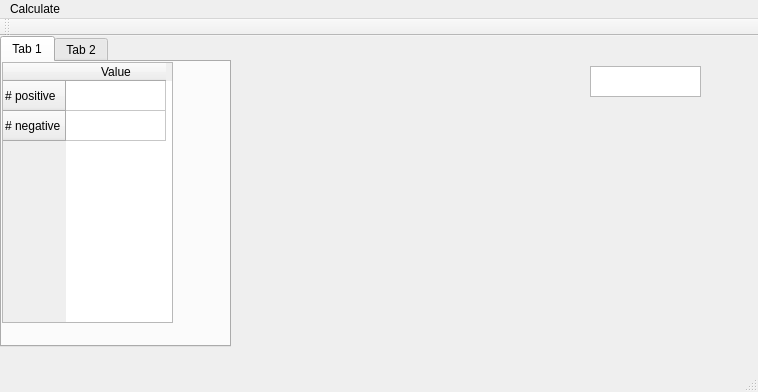
This is mainwindow.ui in burakulgut/Test as Qt 5 draws it before an edit. The edited form follows.
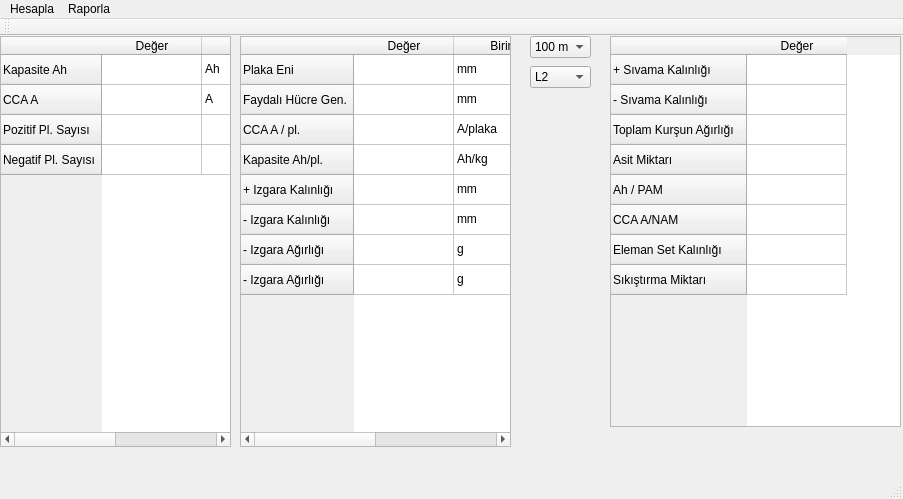
This is the edited form. Icons and pictures are not drawn.

Commit message: UI changes -- three tables

The edit to the form file:
```diff
--- a/mainwindow.ui
+++ b/mainwindow.ui
@@ -6,77 +6,19 @@
    <rect>
     <x>0</x>
     <y>0</y>
-    <width>758</width>
-    <height>392</height>
+    <width>903</width>
+    <height>499</height>
    </rect>
   </property>
   <property name="windowTitle">
    <string>İnci Akü Tasarım</string>
   </property>
   <widget class="QWidget" name="centralWidget">
-   <widget class="QTextEdit" name="textEdit">
-    <property name="geometry">
-     <rect>
-      <x>590</x>
-      <y>30</y>
-      <width>111</width>
-      <height>31</height>
-     </rect>
-    </property>
-   </widget>
-   <widget class="QTabWidget" name="tabWidget">
-    <property name="geometry">
-     <rect>
-      <x>0</x>
-      <y>0</y>
-      <width>231</width>
-      <height>311</height>
-     </rect>
-    </property>
-    <property name="currentIndex">
-     <number>0</number>
-    </property>
-    <widget class="QWidget" name="tab">
-     <attribute name="title">
-      <string>Tab 1</string>
-     </attribute>
-     <widget class="QTableWidget" name="tableWidget">
-      <property name="geometry">
-       <rect>
-        <x>0</x>
-        <y>0</y>
-        <width>171</width>
-        <height>261</height>
-       </rect>
-      </property>
-      <row>
-       <property name="text">
-        <string># positive</string>
-       </property>
-      </row>
-      <row>
-       <property name="text">
-        <string># negative</string>
-       </property>
-      </row>
-      <column>
-       <property name="text">
-        <string>Value</string>
-       </property>
-      </column>
-     </widget>
-    </widget>
-    <widget class="QWidget" name="tab_2">
-     <attribute name="title">
-      <string>Tab 2</string>
-     </attribute>
-    </widget>
-   </widget>
    <widget class="QLabel" name="label">
     <property name="geometry">
      <rect>
-      <x>630</x>
-      <y>290</y>
+      <x>780</x>
+      <y>400</y>
       <width>121</width>
       <height>41</height>
      </rect>
@@ -91,23 +33,393 @@
      <bool>true</bool>
     </property>
    </widget>
+   <widget class="QTableWidget" name="tableWidget">
+    <property name="geometry">
+     <rect>
+      <x>0</x>
+      <y>0</y>
+      <width>231</width>
+      <height>411</height>
+     </rect>
+    </property>
+    <property name="minimumSize">
+     <size>
+      <width>0</width>
+      <height>0</height>
+     </size>
+    </property>
+    <property name="sizeAdjustPolicy">
+     <enum>QAbstractScrollArea::AdjustToContentsOnFirstShow</enum>
+    </property>
+    <row>
+     <property name="text">
+      <string>Kapasite Ah</string>
+     </property>
+    </row>
+    <row>
+     <property name="text">
+      <string>CCA A</string>
+     </property>
+    </row>
+    <row>
+     <property name="text">
+      <string>Pozitif Pl. Sayısı</string>
+     </property>
+    </row>
+    <row>
+     <property name="text">
+      <string>Negatif Pl. Sayısı</string>
+     </property>
+    </row>
+    <column>
+     <property name="text">
+      <string>Değer</string>
+     </property>
+     <property name="textAlignment">
+      <set>AlignHCenter|AlignVCenter|AlignCenter</set>
+     </property>
+    </column>
+    <column>
+     <property name="text">
+      <string>Birim</string>
+     </property>
+    </column>
+    <item row="0" column="0">
+     <property name="text">
+      <string/>
+     </property>
+     <property name="textAlignment">
+      <set>AlignHCenter|AlignVCenter|AlignCenter</set>
+     </property>
+    </item>
+    <item row="0" column="1">
+     <property name="text">
+      <string>Ah</string>
+     </property>
+     <property name="textAlignment">
+      <set>AlignLeft|AlignVCenter</set>
+     </property>
+    </item>
+    <item row="1" column="0">
+     <property name="text">
+      <string/>
+     </property>
+     <property name="textAlignment">
+      <set>AlignHCenter|AlignVCenter|AlignCenter</set>
+     </property>
+    </item>
+    <item row="1" column="1">
+     <property name="text">
+      <string>A</string>
+     </property>
+    </item>
+    <item row="2" column="0">
+     <property name="text">
+      <string/>
+     </property>
+     <property name="textAlignment">
+      <set>AlignHCenter|AlignVCenter|AlignCenter</set>
+     </property>
+    </item>
+    <item row="3" column="0">
+     <property name="text">
+      <string/>
+     </property>
+     <property name="textAlignment">
+      <set>AlignHCenter|AlignVCenter|AlignCenter</set>
+     </property>
+    </item>
+   </widget>
+   <widget class="QComboBox" name="comboBox">
+    <property name="geometry">
+     <rect>
+      <x>530</x>
+      <y>30</y>
+      <width>61</width>
+      <height>22</height>
+     </rect>
+    </property>
+    <item>
+     <property name="text">
+      <string>L2</string>
+     </property>
+    </item>
+    <item>
+     <property name="text">
+      <string>L3</string>
+     </property>
+    </item>
+    <item>
+     <property name="text">
+      <string>L4</string>
+     </property>
+    </item>
+    <item>
+     <property name="text">
+      <string>L5</string>
+     </property>
+    </item>
+    <item>
+     <property name="text">
+      <string>D28</string>
+     </property>
+    </item>
+    <item>
+     <property name="text">
+      <string>D31</string>
+     </property>
+    </item>
+   </widget>
+   <widget class="QTableWidget" name="tableWidget_2">
+    <property name="geometry">
+     <rect>
+      <x>240</x>
+      <y>0</y>
+      <width>271</width>
+      <height>411</height>
+     </rect>
+    </property>
+    <row>
+     <property name="text">
+      <string>Plaka Eni</string>
+     </property>
+    </row>
+    <row>
+     <property name="text">
+      <string>Faydalı Hücre Gen.</string>
+     </property>
+    </row>
+    <row>
+     <property name="text">
+      <string>CCA A / pl.</string>
+     </property>
+    </row>
+    <row>
+     <property name="text">
+      <string>Kapasite Ah/pl.</string>
+     </property>
+    </row>
+    <row>
+     <property name="text">
+      <string>+ Izgara Kalınlığı</string>
+     </property>
+    </row>
+    <row>
+     <property name="text">
+      <string>- Izgara Kalınlığı</string>
+     </property>
+    </row>
+    <row>
+     <property name="text">
+      <string>- Izgara Ağırlığı</string>
+     </property>
+    </row>
+    <row>
+     <property name="text">
+      <string>- Izgara Ağırlığı</string>
+     </property>
+    </row>
+    <column>
+     <property name="text">
+      <string>Değer</string>
+     </property>
+    </column>
+    <column>
+     <property name="text">
+      <string>Birim</string>
+     </property>
+    </column>
+    <item row="0" column="0">
+     <property name="text">
+      <string/>
+     </property>
+     <property name="textAlignment">
+      <set>AlignHCenter|AlignVCenter|AlignCenter</set>
+     </property>
+    </item>
+    <item row="0" column="1">
+     <property name="text">
+      <string>mm</string>
+     </property>
+    </item>
+    <item row="1" column="0">
+     <property name="textAlignment">
+      <set>AlignHCenter|AlignVCenter|AlignCenter</set>
+     </property>
+    </item>
+    <item row="1" column="1">
+     <property name="text">
+      <string>mm</string>
+     </property>
+    </item>
+    <item row="2" column="0">
+     <property name="textAlignment">
+      <set>AlignHCenter|AlignVCenter|AlignCenter</set>
+     </property>
+    </item>
+    <item row="2" column="1">
+     <property name="text">
+      <string>A/plaka</string>
+     </property>
+    </item>
+    <item row="3" column="0">
+     <property name="textAlignment">
+      <set>AlignHCenter|AlignVCenter|AlignCenter</set>
+     </property>
+    </item>
+    <item row="3" column="1">
+     <property name="text">
+      <string>Ah/kg</string>
+     </property>
+    </item>
+    <item row="4" column="0">
+     <property name="textAlignment">
+      <set>AlignHCenter|AlignVCenter|AlignCenter</set>
+     </property>
+    </item>
+    <item row="4" column="1">
+     <property name="text">
+      <string>mm</string>
+     </property>
+    </item>
+    <item row="5" column="0">
+     <property name="text">
+      <string/>
+     </property>
+     <property name="textAlignment">
+      <set>AlignHCenter|AlignVCenter|AlignCenter</set>
+     </property>
+    </item>
+    <item row="5" column="1">
+     <property name="text">
+      <string>mm</string>
+     </property>
+    </item>
+    <item row="6" column="0">
+     <property name="textAlignment">
+      <set>AlignHCenter|AlignVCenter|AlignCenter</set>
+     </property>
+    </item>
+    <item row="6" column="1">
+     <property name="text">
+      <string>g</string>
+     </property>
+    </item>
+    <item row="7" column="0">
+     <property name="textAlignment">
+      <set>AlignHCenter|AlignVCenter|AlignCenter</set>
+     </property>
+    </item>
+    <item row="7" column="1">
+     <property name="text">
+      <string>g</string>
+     </property>
+    </item>
+   </widget>
+   <widget class="QComboBox" name="comboBox_2">
+    <property name="geometry">
+     <rect>
+      <x>530</x>
+      <y>0</y>
+      <width>61</width>
+      <height>22</height>
+     </rect>
+    </property>
+    <item>
+     <property name="text">
+      <string>100 mm</string>
+     </property>
+    </item>
+    <item>
+     <property name="text">
+      <string>115 mm</string>
+     </property>
+    </item>
+    <item>
+     <property name="text">
+      <string>128 mm</string>
+     </property>
+    </item>
+   </widget>
+   <widget class="QTableWidget" name="tableWidget_3">
+    <property name="geometry">
+     <rect>
+      <x>610</x>
+      <y>0</y>
+      <width>291</width>
+      <height>391</height>
+     </rect>
+    </property>
+    <row>
+     <property name="text">
+      <string>+ Sıvama Kalınlığı</string>
+     </property>
+    </row>
+    <row>
+     <property name="text">
+      <string>- Sıvama Kalınlığı</string>
+     </property>
+    </row>
+    <row>
+     <property name="text">
+      <string>Toplam Kurşun Ağırlığı</string>
+     </property>
+    </row>
+    <row>
+     <property name="text">
+      <string>Asit Miktarı</string>
+     </property>
+    </row>
+    <row>
+     <property name="text">
+      <string>Ah / PAM</string>
+     </property>
+    </row>
+    <row>
+     <property name="text">
+      <string>CCA A/NAM</string>
+     </property>
+    </row>
+    <row>
+     <property name="text">
+      <string>Eleman Set Kalınlığı</string>
+     </property>
+    </row>
+    <row>
+     <property name="text">
+      <string>Sıkıştırma Miktarı</string>
+     </property>
+    </row>
+    <column>
+     <property name="text">
+      <string>Değer</string>
+     </property>
+    </column>
+   </widget>
   </widget>
   <widget class="QMenuBar" name="menuBar">
    <property name="geometry">
     <rect>
      <x>0</x>
      <y>0</y>
-     <width>758</width>
+     <width>903</width>
      <height>21</height>
     </rect>
    </property>
    <widget class="QMenu" name="menuTest">
     <property name="title">
-     <string>Calculate</string>
+     <string>Hesapla</string>
     </property>
-    <addaction name="actionCalculate"/>
+    <addaction name="actionHesapla"/>
+   </widget>
+   <widget class="QMenu" name="menuRaporla">
+    <property name="title">
+     <string>Raporla</string>
+    </property>
+    <addaction name="actionRaporla"/>
    </widget>
    <addaction name="menuTest"/>
+   <addaction name="menuRaporla"/>
   </widget>
   <widget class="QToolBar" name="mainToolBar">
    <attribute name="toolBarArea">
```
Left out of the diff: 9 changed lines with no effect on the pictures. The commit also changes 2 other files.
